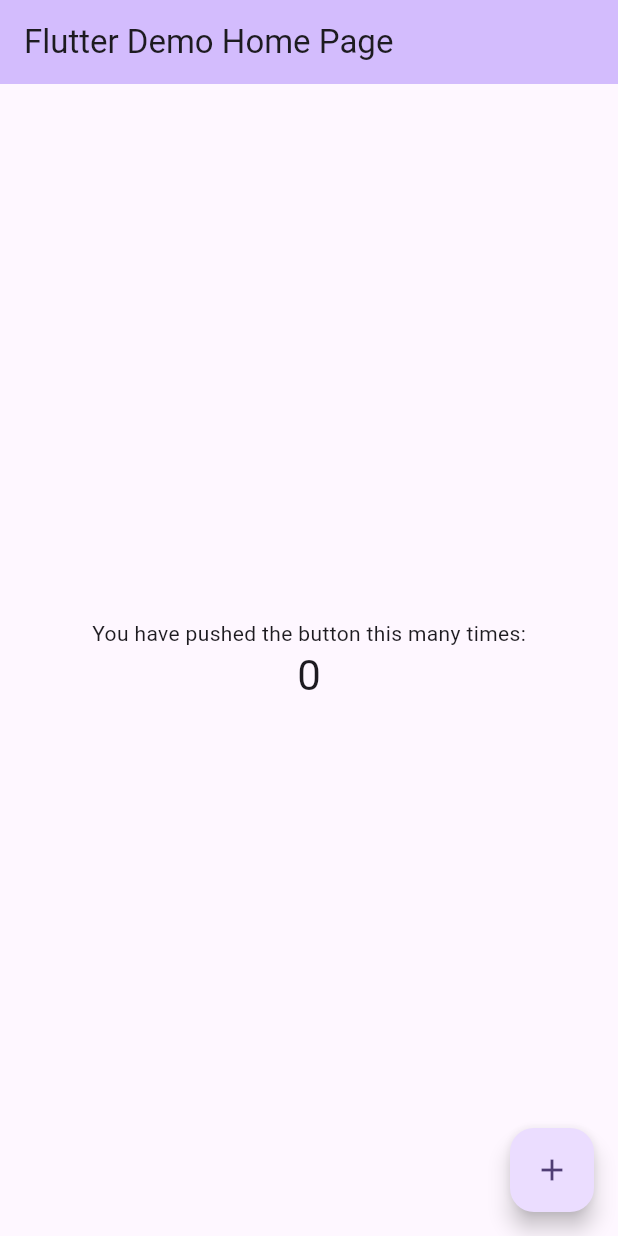
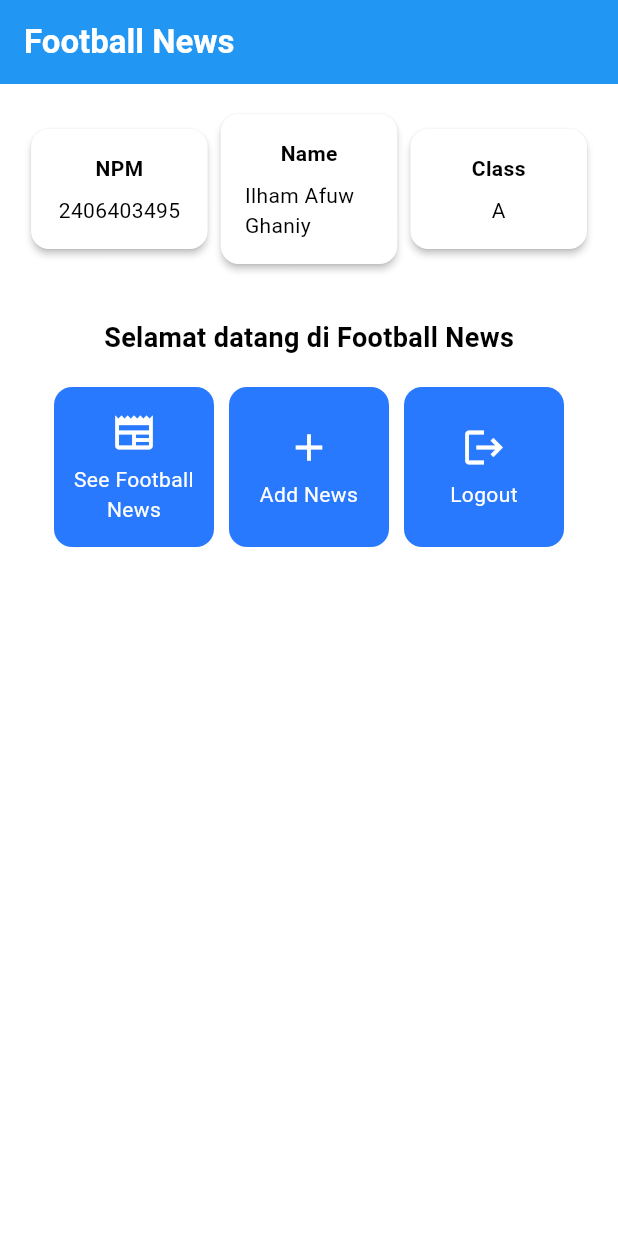
Before and after one commit to PejuangCS/football-news-mobile, a Flutter app: the screen it shows after launch, on a phone screen of 412 x 824 dp. Run offline on Flutter 3.47's test engine with Material 3 defaults, Android fonts, the phone set to English and light mode, and no system bars.

Commit message:
tutorial 6 selesai

```diff
--- a/lib/main.dart
+++ b/lib/main.dart
@@ -1,4 +1,5 @@
 import 'package:flutter/material.dart';
+import 'package:football_news/menu.dart';
 
 void main() {
   runApp(const MyApp());
@@ -28,95 +29,10 @@ class MyApp extends StatelessWidget {
         //
         // This works for code too, not just values: Most code changes can be
         // tested with just a hot reload.
-        colorScheme: ColorScheme.fromSeed(seedColor: Colors.deepPurple),
+        colorScheme: ColorScheme.fromSwatch(primarySwatch: Colors.blue)
+ .copyWith(secondary: Colors.blueAccent[400]),
       ),
-      home: const MyHomePage(title: 'Flutter Demo Home Page'),
+      home: MyHomePage(colorScheme: ColorScheme.fromSwatch(primarySwatch: Colors.blue)),
     );
   }
 }
-
-class MyHomePage extends StatefulWidget {
-  const MyHomePage({super.key, required this.title});
-
-  // This widget is the home page of your application. It is stateful, meaning
-  // that it has a State object (defined below) that contains fields that affect
-  // how it looks.
-
-  // This class is the configuration for the state. It holds the values (in this
-  // case the title) provided by the parent (in this case the App widget) and
-  // used by the build method of the State. Fields in a Widget subclass are
-  // always marked "final".
-
-  final String title;
-
-  @override
-  State<MyHomePage> createState() => _MyHomePageState();
-}
-
-class _MyHomePageState extends State<MyHomePage> {
-  int _counter = 0;
-
-  void _incrementCounter() {
-    setState(() {
-      // This call to setState tells the Flutter framework that something has
-      // changed in this State, which causes it to rerun the build method below
-      // so that the display can reflect the updated values. If we changed
-      // _counter without calling setState(), then the build method would not be
-      // called again, and so nothing would appear to happen.
-      _counter++;
-    });
-  }
-
-  @override
-  Widget build(BuildContext context) {
-    // This method is rerun every time setState is called, for instance as done
-    // by the _incrementCounter method above.
-    //
-    // The Flutter framework has been optimized to make rerunning build methods
-    // fast, so that you can just rebuild anything that needs updating rather
-    // than having to individually change instances of widgets.
-    return Scaffold(
-      appBar: AppBar(
-        // TRY THIS: Try changing the color here to a specific color (to
-        // Colors.amber, perhaps?) and trigger a hot reload to see the AppBar
-        // change color while the other colors stay the same.
-        backgroundColor: Theme.of(context).colorScheme.inversePrimary,
-        // Here we take the value from the MyHomePage object that was created by
-        // the App.build method, and use it to set our appbar title.
-        title: Text(widget.title),
-      ),
-      body: Center(
-        // Center is a layout widget. It takes a single child and positions it
-        // in the middle of the parent.
-        child: Column(
-          // Column is also a layout widget. It takes a list of children and
-          // arranges them vertically. By default, it sizes itself to fit its
-          // children horizontally, and tries to be as tall as its parent.
-          //
-          // Column has various properties to control how it sizes itself and
-          // how it positions its children. Here we use mainAxisAlignment to
-          // center the children vertically; the main axis here is the vertical
-          // axis because Columns are vertical (the cross axis would be
-          // horizontal).
-          //
-          // TRY THIS: Invoke "debug painting" (choose the "Toggle Debug Paint"
-          // action in the IDE, or press "p" in the console), to see the
-          // wireframe for each widget.
-          mainAxisAlignment: MainAxisAlignment.center,
-          children: <Widget>[
-            const Text('You have pushed the button this many times:'),
-            Text(
-              '$_counter',
-              style: Theme.of(context).textTheme.headlineMedium,
-            ),
-          ],
-        ),
-      ),
-      floatingActionButton: FloatingActionButton(
-        onPressed: _incrementCounter,
-        tooltip: 'Increment',
-        child: const Icon(Icons.add),
-      ), // This trailing comma makes auto-formatting nicer for build methods.
-    );
-  }
-}
--- /dev/null
+++ b/lib/menu.dart
@@ -0,0 +1,181 @@
+import 'package:flutter/material.dart';
+
+class MyHomePage extends StatelessWidget {
+    MyHomePage({super.key, required ColorScheme colorScheme});
+    final String nama = "Ilham Afuw Ghaniy"; //nama
+    final String npm = "2406403495"; //npm
+    final String kelas = "A"; //kelas
+    final List<ItemHomepage> items = [
+    ItemHomepage("See Football News", Icons.newspaper),
+    ItemHomepage("Add News", Icons.add),
+    ItemHomepage("Logout", Icons.logout),
+    ];
+    @override
+    Widget build(BuildContext context) {
+    // Scaffold menyediakan struktur dasar halaman dengan AppBar dan body.
+    return Scaffold(
+      // AppBar adalah bagian atas halaman yang menampilkan judul.
+      appBar: AppBar(
+        // Judul aplikasi "Football News" dengan teks putih dan tebal.
+        title: const Text(
+          'Football News',
+          style: TextStyle(
+            color: Colors.white,
+            fontWeight: FontWeight.bold,
+          ),
+        ),
+        // Warna latar belakang AppBar diambil dari skema warna tema aplikasi.
+        backgroundColor: Theme.of(context).colorScheme.primary,
+      ),
+      // Body halaman dengan padding di sekelilingnya.
+      body: Padding(
+        padding: const EdgeInsets.all(16.0),
+        // Menyusun widget secara vertikal dalam sebuah kolom.
+        child: Column(
+          crossAxisAlignment: CrossAxisAlignment.center,
+          children: [
+            // Row untuk menampilkan 3 InfoCard secara horizontal.
+            Row(
+              mainAxisAlignment: MainAxisAlignment.spaceEvenly,
+              children: [
+                InfoCard(title: 'NPM', content: npm),
+                InfoCard(title: 'Name', content: nama),
+                InfoCard(title: 'Class', content: kelas),
+              ],
+            ),
+
+            // Memberikan jarak vertikal 16 unit.
+            const SizedBox(height: 16.0),
+
+            // Menempatkan widget berikutnya di tengah halaman.
+            Center(
+              child: Column(
+                // Menyusun teks dan grid item secara vertikal.
+
+                children: [
+                  // Menampilkan teks sambutan dengan gaya tebal dan ukuran 18.
+                  const Padding(
+                    padding: EdgeInsets.only(top: 16.0),
+                    child: Text(
+                      'Selamat datang di Football News',
+                      style: TextStyle(
+                        fontWeight: FontWeight.bold,
+                        fontSize: 18.0,
+                      ),
+                    ),
+                  ),
+
+                  // Grid untuk menampilkan ItemCard dalam bentuk grid 3 kolom.
+                  GridView.count(
+                    primary: true,
+                    padding: const EdgeInsets.all(20),
+                    crossAxisSpacing: 10,
+                    mainAxisSpacing: 10,
+                    crossAxisCount: 3,
+                    // Agar grid menyesuaikan tinggi kontennya.
+                    shrinkWrap: true,
+
+                    // Menampilkan ItemCard untuk setiap item dalam list items.
+                    children: items.map((ItemHomepage item) {
+                      return ItemCard(item);
+                    }).toList(),
+                  ),
+                ],
+              ),
+            ),
+          ],
+        ),
+      ),
+    );
+  }
+}
+class InfoCard extends StatelessWidget {
+  // Kartu informasi yang menampilkan title dan content.
+
+  final String title;  // Judul kartu.
+  final String content;  // Isi kartu.
+
+  const InfoCard({super.key, required this.title, required this.content});
+
+  @override
+  Widget build(BuildContext context) {
+    return Card(
+      // Membuat kotak kartu dengan bayangan dibawahnya.
+      elevation: 2.0,
+      child: Container(
+        // Mengatur ukuran dan jarak di dalam kartu.
+        width: MediaQuery.of(context).size.width / 3.5, // menyesuaikan dengan lebar device yang digunakan.
+        padding: const EdgeInsets.all(16.0),
+        // Menyusun title dan content secara vertikal.
+        child: Column(
+          children: [
+            Text(
+              title,
+              style: const TextStyle(fontWeight: FontWeight.bold),
+            ),
+            const SizedBox(height: 8.0),
+            Text(content),
+          ],
+        ),
+      ),
+    );
+  }
+}
+class ItemHomepage {
+ final String name;
+ final IconData icon;
+
+ ItemHomepage(this.name, this.icon);
+}
+class ItemCard extends StatelessWidget {
+  // Menampilkan kartu dengan ikon dan nama.
+
+  final ItemHomepage item;
+
+  const ItemCard(this.item, {super.key});
+
+  @override
+  Widget build(BuildContext context) {
+    return Material(
+      // Menentukan warna latar belakang dari tema aplikasi.
+      color: Theme.of(context).colorScheme.secondary,
+      // Membuat sudut kartu melengkung.
+      borderRadius: BorderRadius.circular(12),
+
+      child: InkWell(
+        // Aksi ketika kartu ditekan.
+        onTap: () {
+          // Menampilkan pesan SnackBar saat kartu ditekan.
+          ScaffoldMessenger.of(context)
+            ..hideCurrentSnackBar()
+            ..showSnackBar(
+              SnackBar(content: Text("Kamu telah menekan tombol ${item.name}!"))
+            );
+        },
+        // Container untuk menyimpan Icon dan Text
+        child: Container(
+          padding: const EdgeInsets.all(8),
+          child: Center(
+            child: Column(
+              // Menyusun ikon dan teks di tengah kartu.
+              mainAxisAlignment: MainAxisAlignment.center,
+              children: [
+                Icon(
+                  item.icon,
+                  color: Colors.white,
+                  size: 30.0,
+                ),
+                const Padding(padding: EdgeInsets.all(3)),
+                Text(
+                  item.name,
+                  textAlign: TextAlign.center,
+                  style: const TextStyle(color: Colors.white),
+                ),
+              ],
+            ),
+          ),
+        ),
+      ),
+    );
+  }
+}
```
